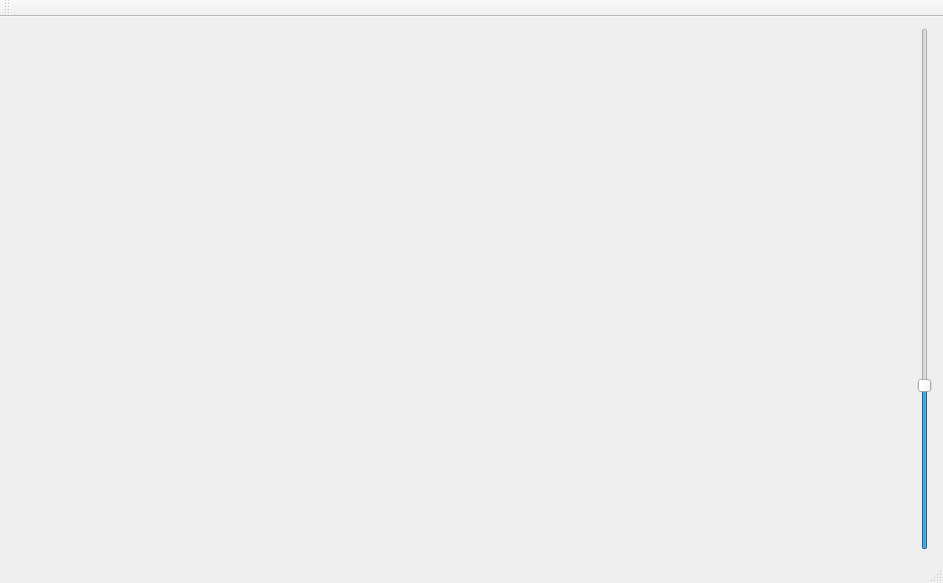
Old version of the form src/mainwindow.ui in the repository sjkatz/toolflow_gui.
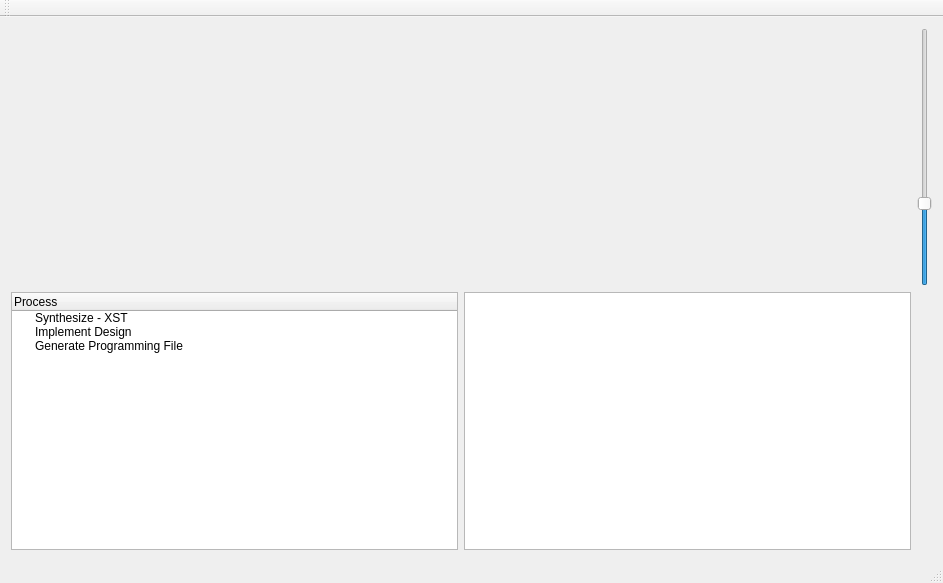
New version of the form.

Diff of the .ui file:
```diff
--- a/src/mainwindow.ui
+++ b/src/mainwindow.ui
@@ -15,7 +15,7 @@
   </property>
   <widget class="QWidget" name="centralWidget">
    <layout class="QGridLayout" name="gridLayout">
-    <item row="0" column="1">
+    <item row="0" column="2">
      <widget class="QSlider" name="verticalSlider">
       <property name="minimum">
        <number>1</number>
@@ -34,9 +34,39 @@
       </property>
      </widget>
     </item>
-    <item row="0" column="0">
+    <item row="0" column="0" colspan="2">
      <widget class="QWidget" name="mainWidget_Container" native="true"/>
     </item>
+    <item row="1" column="1">
+     <widget class="QTextEdit" name="txtReport"/>
+    </item>
+    <item row="1" column="0">
+     <widget class="QTreeWidget" name="treeProcessWidget">
+      <property name="rootIsDecorated">
+       <bool>true</bool>
+      </property>
+      <column>
+       <property name="text">
+        <string>Process</string>
+       </property>
+      </column>
+      <item>
+       <property name="text">
+        <string>Synthesize - XST</string>
+       </property>
+      </item>
+      <item>
+       <property name="text">
+        <string>Implement Design</string>
+       </property>
+      </item>
+      <item>
+       <property name="text">
+        <string>Generate Programming File</string>
+       </property>
+      </item>
+     </widget>
+    </item>
    </layout>
   </widget>
   <widget class="QMenuBar" name="menuBar">
```
